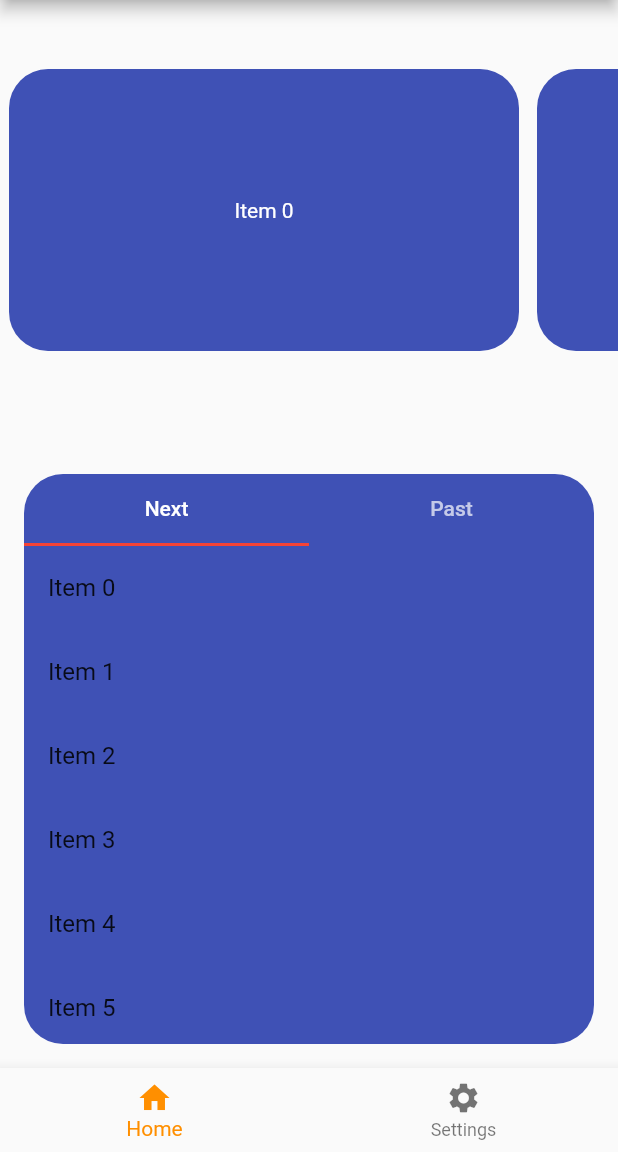
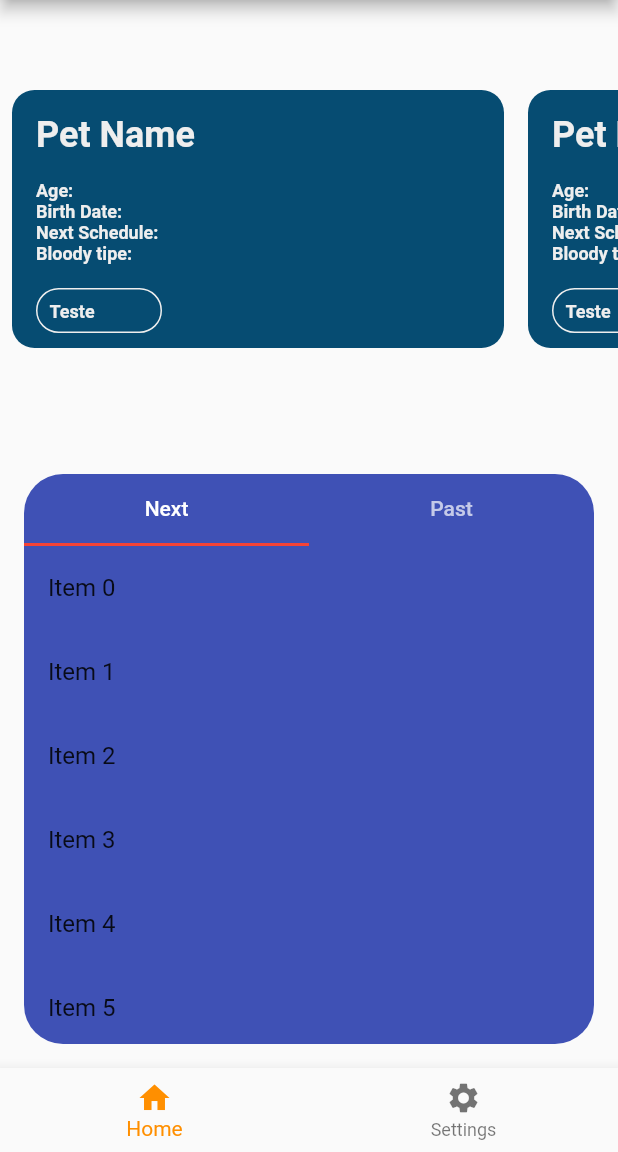
Before and after one commit to LucasGabriiel/MyPetsHybrid, a Flutter app: the screen it shows after launch, on a phone screen of 412 x 824 dp, the part 84-1236 px from its top. Run offline on Flutter 3.47's test engine with Material 2 defaults, Android fonts, the light colour scheme and no system bars.

Commit message:
Add pet card
<3

```diff
--- /dev/null
+++ b/lib/components/container_pet_card.dart
@@ -0,0 +1,96 @@
+import 'package:flutter/material.dart';
+
+class ContainerPetDescription extends StatelessWidget {
+  const ContainerPetDescription({Key? key}) : super(key: key);
+
+  @override
+  Widget build(BuildContext context) {
+    return  Padding(
+      padding: const EdgeInsets.only(top: 12),
+      child: Container(
+        height: 193,
+        width: 328,
+        decoration: BoxDecoration(
+          borderRadius: BorderRadius.circular(15),
+          color: const Color(0xFF064C72),
+        ),
+        child: Padding(
+          padding: const EdgeInsets.only(left: 16 ),
+          child: Column(
+              crossAxisAlignment: CrossAxisAlignment.start,
+              children: [
+                Padding(
+                  padding: const EdgeInsets.only(top: 16, bottom: 16 ),
+                  child: Row(
+                    children: const [
+                      Text("Pet Name",
+                          style: TextStyle(
+                            color: Color(0xFFEEEEEE),
+                            fontSize: 24,
+                            fontWeight: FontWeight.bold,)
+                      )
+                    ],
+                  ),
+                ),
+                const Text ("Age:",
+                    style: TextStyle(
+                      color: Color(0xFFEEEEEE),
+                      fontSize: 12,
+                      fontWeight: FontWeight.bold,)
+                ),
+                const Text ("Birth Date:",
+                    style: TextStyle(
+                      color: Color(0xFFEEEEEE),
+                      fontSize: 12,
+                      fontWeight: FontWeight.bold,)
+                ),
+                const Text ("Next Schedule:",
+                    style: TextStyle(
+                      color: Color(0xFFEEEEEE),
+                      fontSize: 12,
+                      fontWeight: FontWeight.bold,)
+                ),
+                const Text ("Bloody tipe:",
+                    style: TextStyle(
+                      color: Color(0xFFEEEEEE),
+                      fontSize: 12,
+                      fontWeight: FontWeight.bold,)
+                ),
+                const SizedBox(height: 16,),
+                Container(
+                  decoration: BoxDecoration(
+                      color: const Color(0xFF064C72),
+                      borderRadius: BorderRadius.circular(15),
+                      border: Border.all(color: const Color(0xFFEEEEEE))
+                  ),
+                  width: 84,
+                  height: 30,
+                  child: ListView(
+                      scrollDirection: Axis.horizontal,
+                      children: [
+                        Padding(
+                          padding: const EdgeInsets.all(8.0),
+                          child: InkWell(
+                            onTap: (){},
+                            child: const Center(
+                              child: Text(
+                                "Teste",
+                                style: TextStyle(
+                                    color: Color(0xFFEEEEEE),
+                                    fontWeight: FontWeight.bold,
+                                    fontSize: 12
+                                ),
+                              ),
+                            ),
+                          ),
+                        ),
+                      ]
+                  ),
+                ),
+              ]
+          ),
+        ),
+      ),
+    );
+  }
+}
--- a/lib/scenes/home.dart
+++ b/lib/scenes/home.dart
@@ -1,4 +1,6 @@
 import 'package:flutter/material.dart';
+
+import '../components/container_pet_card.dart';
 
 class HomePage extends StatelessWidget {
   @override
@@ -16,21 +18,10 @@ class HomePage extends StatelessWidget {
               scrollDirection: Axis.horizontal,
               itemCount: 10,
               itemBuilder: (context, index) {
-                return Container(
-                  width: 340,
-                  height: 170,
-                  margin: EdgeInsets.all(6),
-                  decoration: BoxDecoration(
-                    color: Colors.indigo,
-                    borderRadius: BorderRadius.circular(26),
-                  ),
-                  child: Center(
-                    child: Text(
-                      'Item $index',
-                      style: TextStyle(color: Colors.white),
-                    ),
-                  ),
-                );
+               return Padding(
+                 padding: const EdgeInsets.all(8.0),
+                 child: ContainerPetDescription(),
+               );
               },
             ),
           ),
```
